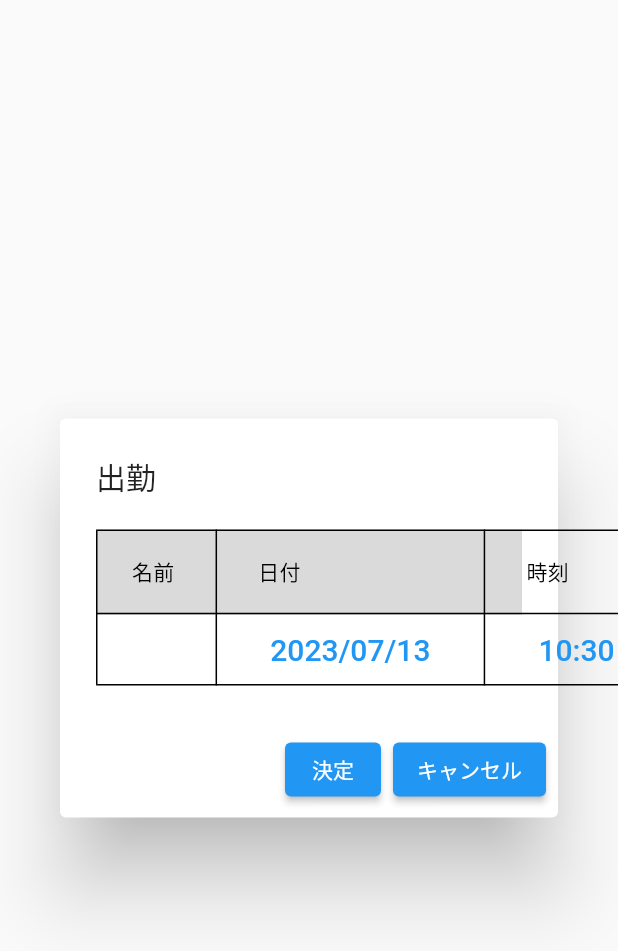
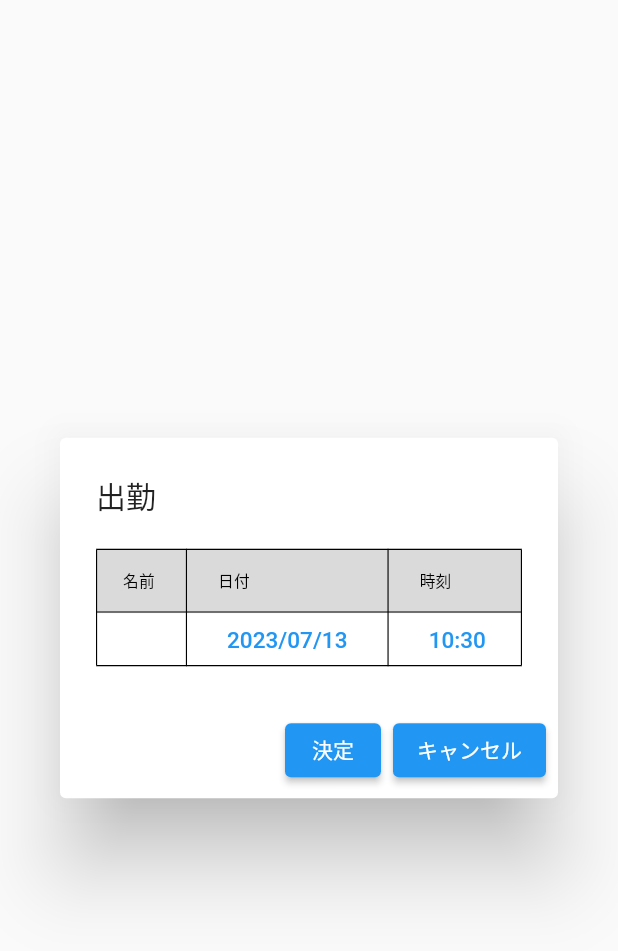
Before and after one commit to tyagiwork0419/attendance_manager, a Flutter app: the DateTimePickerDialog widget shown alone on an empty page, opened directly with empty values, on a phone screen of 412 x 824 dp. Shown: the top 951 px of the screen. Run offline on Flutter 3.47's test engine with Material 2 defaults, Android fonts, the phone set to English and light mode, and no system bars; our stand-ins replace nil; network calls fail.

Commit message:
ver0.0.10

```diff
--- a/lib/application/constants.dart
+++ b/lib/application/constants.dart
@@ -1,5 +1,5 @@
 class Constants {
-  static const String version = '0.0.9';
+  static const String version = '0.0.10';
 
   static const String apiUrl =
       'https://script.googleapis.com/v1/scripts/AKfycbwU_b7NPhuZLN43SXfaSoAXHGD5IrJtjuGJcARZwDy0Auyd-i_tS6TgvuAbhaLuoYMp:run';
--- a/lib/ui/components/dialogs/datetime_picker_dialog.dart
+++ b/lib/ui/components/dialogs/datetime_picker_dialog.dart
@@ -50,11 +50,12 @@ class _DateTimePickerDialogState extends State<DateTimePickerDialog> {
   Widget build(BuildContext context) {
     return AlertDialog(
         title: Text(widget.selectedType.toStr),
-        content: DataTable(
-            headingRowColor: MaterialStateColor.resolveWith(
-                (states) => const Color.fromARGB(255, 218, 218, 218)),
-            border: TableBorder.all(),
-            columns: const [
+        content: FittedBox(
+            child: DataTable(
+                headingRowColor: MaterialStateColor.resolveWith(
+                    (states) => const Color.fromARGB(255, 218, 218, 218)),
+                border: TableBorder.all(),
+                columns: const [
               DataColumn(label: Text('名前')),
               //DataColumn(label: Text('種類')),
               //DataColumn(label: Text('日付')),
@@ -62,7 +63,7 @@ class _DateTimePickerDialogState extends State<DateTimePickerDialog> {
               DataColumn(label: Text('時刻')),
               //DataColumn(label: Text('削除')),
             ],
-            rows: [
+                rows: [
               DataRow(cells: [
                 DataCell(Text(widget.selectedName)),
                 //DataCell(Text(widget.selectedType.toStr)),
@@ -101,7 +102,7 @@ class _DateTimePickerDialogState extends State<DateTimePickerDialog> {
                       });
                     })),
               ])
-            ]),
+            ])),
         actions: [
           ElevatedButton(
             child: const Text('決定'),
```
Also changed, not shown: lib/ui/components/dialogs/confirm_dialog.dart (deleted, +0 -15 lines), lib/ui/components/data_table_view.dart (indentation only).
